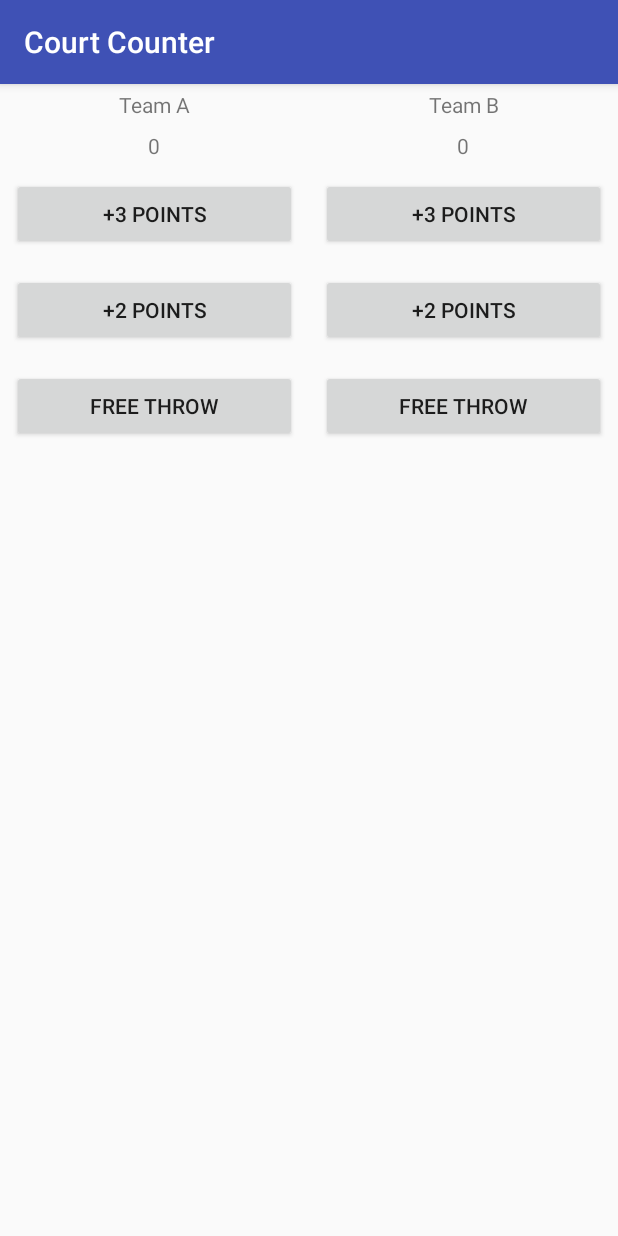
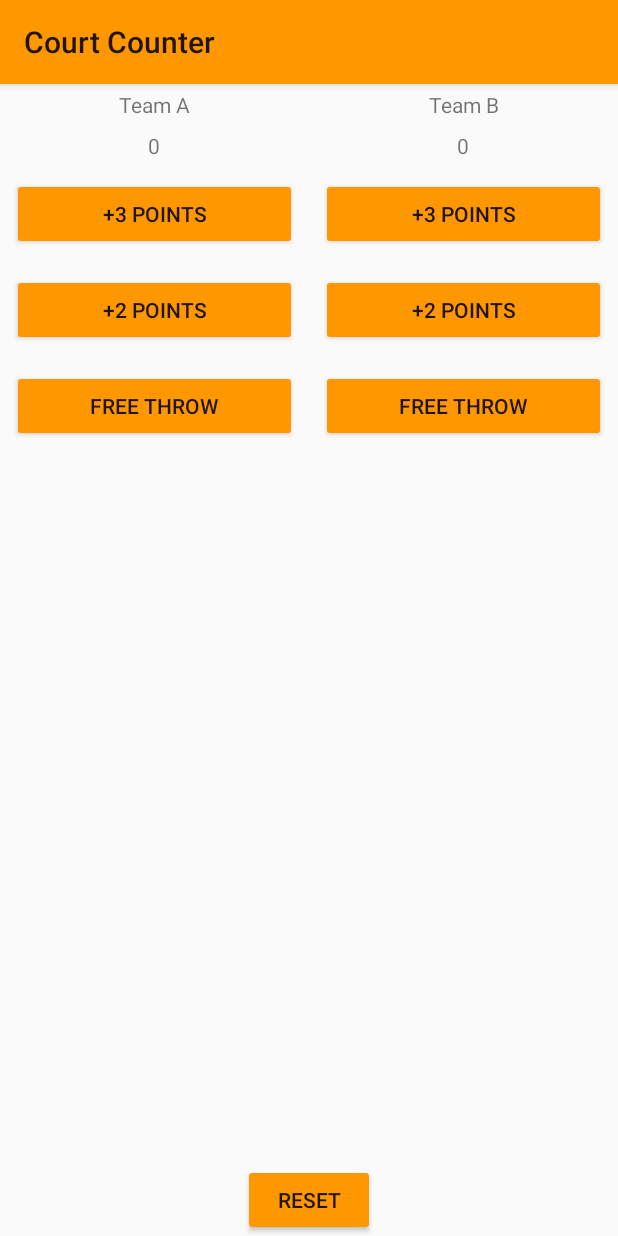
Before and after one commit to LazarusMoleele/CourtCounter, an Android app: the screen it shows after launch (MainActivity), on a phone screen of 412 x 824 dp. Run offline under Robolectric (Android 15) with nearby library versions, the phone set to English and light mode, and no system bars.

Commit message:
double check initial commit changes

```diff
--- a/app/src/main/res/layout/activity_main.xml
+++ b/app/src/main/res/layout/activity_main.xml
@@ -1,6 +1,10 @@
 <?xml version="1.0" encoding="utf-8"?>
-<LinearLayout xmlns:android="http://schemas.android.com/apk/res/android"
+<RelativeLayout xmlns:android="http://schemas.android.com/apk/res/android"
     xmlns:tools="http://schemas.android.com/tools"
+    android:layout_width="match_parent"
+    android:layout_height="match_parent">
+
+    <LinearLayout
         android:layout_width="match_parent"
         android:layout_height="match_parent"
         android:orientation="horizontal">
@@ -75,21 +79,31 @@
                 android:layout_width="match_parent"
                 android:layout_height="wrap_content"
                 android:layout_margin="8dp"
-            android:onClick="addThreeForTeamA"
+                android:onClick="addThreeForTeamB"
                 android:text="+3 Points" />
 
             <Button
                 android:layout_width="match_parent"
                 android:layout_height="wrap_content"
                 android:layout_margin="8dp"
-            android:onClick="addTwoForTeamA"
+                android:onClick="addTwoForTeamB"
                 android:text="+2 Points" />
 
             <Button
                 android:layout_width="match_parent"
                 android:layout_height="wrap_content"
                 android:layout_margin="8dp"
-            android:onClick="addOneForTeamA"
+                android:onClick="addOneForTeamB"
                 android:text="Free Throw" />
         </LinearLayout>
     </LinearLayout>
+
+    <Button
+        android:layout_width="wrap_content"
+        android:layout_height="wrap_content"
+        android:layout_alignParentBottom="true"
+        android:layout_centerHorizontal="true"
+        android:text="reset"
+        android:onClick="resetScore"/>
+
+</RelativeLayout>
--- a/app/src/main/res/values/styles.xml
+++ b/app/src/main/res/values/styles.xml
@@ -1,9 +1,12 @@
 <resources>
 
     <!-- Base application theme. -->
-    <style name="AppTheme" parent="Theme.AppCompat.Light.DarkActionBar">
+    <style name="AppTheme" parent="Theme.AppCompat.Light">
         <!-- Customize your theme here. -->
-        <item name="colorPrimary">@color/colorPrimary</item>
+
+        <item name="colorPrimary">#FF9800</item>
+        <!-- Background color of buttons in the app. -->
+        <item name="colorButtonNormal">#FF9800</item>
         <item name="colorPrimaryDark">@color/colorPrimaryDark</item>
         <item name="colorAccent">@color/colorAccent</item>
     </style>
```
Also changed, not shown: app/src/main/java/com/example/andriod/courtcounter/MainActivity.java (+40 -3 lines). Lines whose indentation alone changed are shown as unchanged.
